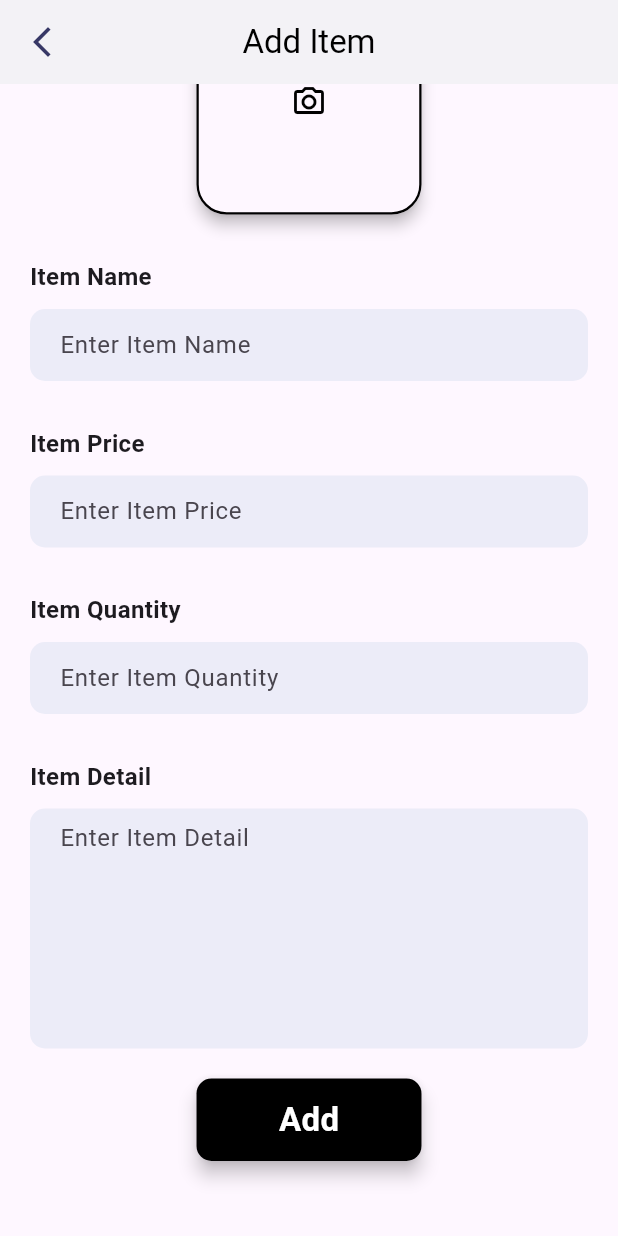
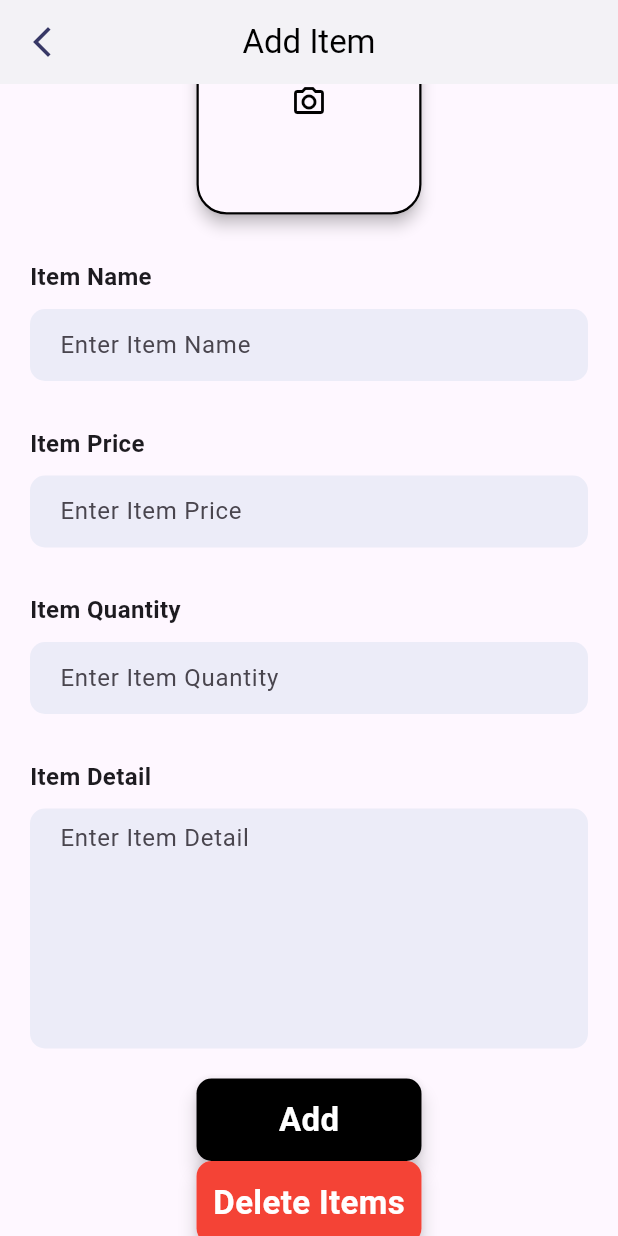
Before and after one commit to Nippaniraghu/Messapp, a Flutter app: the AddFood screen opened directly with empty values, scrolled down 126 dp, on a phone screen of 412 x 824 dp. Run offline on Flutter 3.47's test engine with Material 3 defaults, Android fonts, the phone set to English and light mode, and no system bars; our stand-ins replace cloud_firestore, curved_navigation_bar, firebase_auth, firebase_core, firebase_storage, image_picker and 1 more; accounts and stored records are empty.

Commit message:
Final commit

```diff
--- a/lib/admin/OrderDetails.dart
+++ b/lib/admin/OrderDetails.dart
@@ -4,7 +4,7 @@ import 'package:flutter/material.dart';
 class OrderDetailPage extends StatefulWidget {
   final String orderId;
 
-  const OrderDetailPage({Key? key, required this.orderId}) : super(key: key);
+  const OrderDetailPage({super.key, required this.orderId});
 
   @override
   _OrderDetailPageState createState() => _OrderDetailPageState();
--- a/lib/admin/OrderHistory.dart
+++ b/lib/admin/OrderHistory.dart
@@ -5,7 +5,7 @@ import 'package:flutter/material.dart';
 class OrderHistoryPage extends StatefulWidget {
   final String adminID;
 
-  const OrderHistoryPage({Key? key, required this.adminID}) : super(key: key);
+  const OrderHistoryPage({super.key, required this.adminID});
 
   @override
   _OrderHistoryPageState createState() => _OrderHistoryPageState();
--- a/lib/admin/add_food.dart
+++ b/lib/admin/add_food.dart
@@ -1,4 +1,5 @@
 import 'package:cloud_firestore/cloud_firestore.dart';
+import 'package:collegeproject/admin/DeleteItems.dart';
 import 'package:firebase_storage/firebase_storage.dart';
 import 'package:flutter/material.dart';
 import 'package:image_picker/image_picker.dart';
@@ -205,6 +206,7 @@ class _AddFoodState extends State<AddFood> {
                   buildTextField("Item Detail", detailcontroller, maxLines: 6),
                   const SizedBox(height: 20.0),
                   buildButton("Add", uploadItem),
+                  buildDeleteButton(),
                 ],
               ),
             ),
@@ -270,4 +272,39 @@ class _AddFoodState extends State<AddFood> {
       ),
     );
   }
+
+  Widget buildDeleteButton() {
+    return GestureDetector(
+      onTap: () {
+        // Navigate to DeleteItems page
+        Navigator.push(
+          context,
+          MaterialPageRoute(
+            builder: (context) => DeleteItems(adminID: widget.adminID),
+          ),
+        );
+      },
+      child: Center(
+        child: Material(
+          elevation: 5.0,
+          borderRadius: BorderRadius.circular(10),
+          child: Container(
+            padding: const EdgeInsets.symmetric(vertical: 12.0),
+            width: 150,
+            decoration: BoxDecoration(
+                color: Colors.red, borderRadius: BorderRadius.circular(10)),
+            child: Center(
+              child: Text(
+                "Delete Items",
+                style: const TextStyle(
+                    color: Colors.white,
+                    fontSize: 22.0,
+                    fontWeight: FontWeight.bold),
+              ),
+            ),
+          ),
+        ),
+      ),
+    );
+  }
 }
--- a/lib/admin/home_admin.dart
+++ b/lib/admin/home_admin.dart
@@ -101,7 +101,7 @@ class HomeAdmin extends StatelessWidget {
                   Navigator.push(
                     context,
                     MaterialPageRoute(
-                      builder: (context) => const PendingOrders(),
+                      builder: (context) => PendingOrders(adminId: adminID),
                     ),
                   );
                 },
```
Also changed, not shown: lib/admin/DeleteItems.dart (added, +94 -0 lines).
